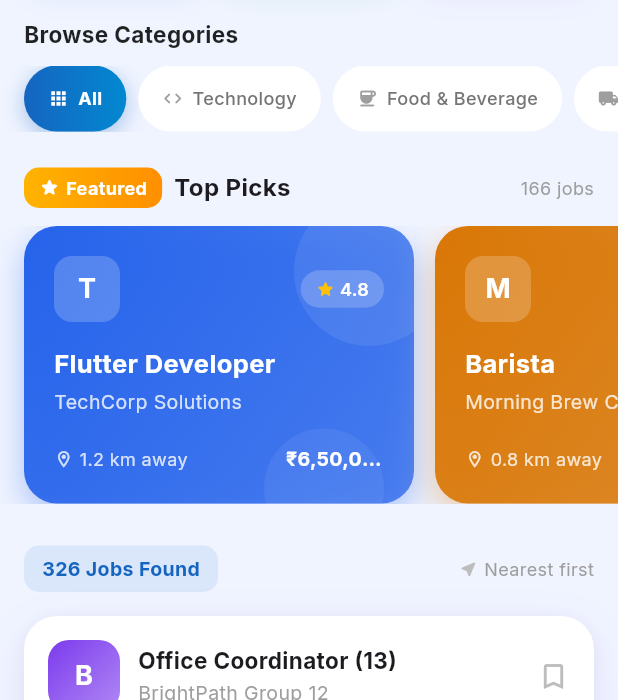
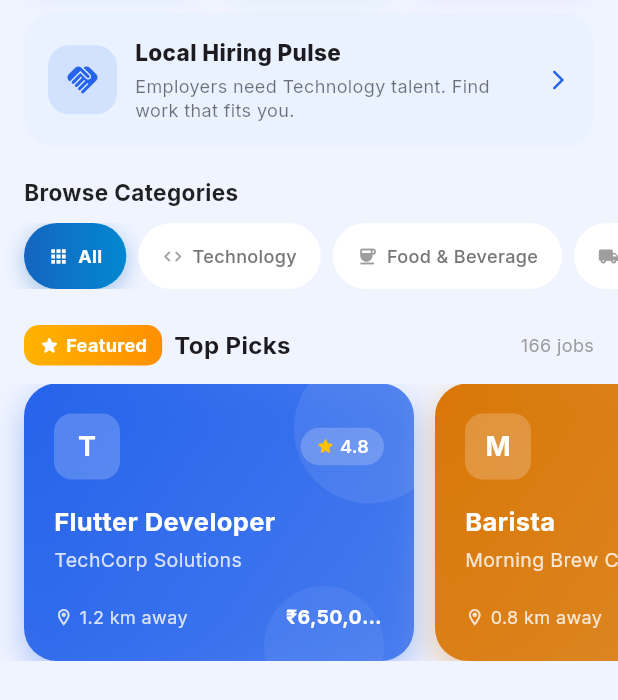
Before and after one commit to Harshit18-19/Local_Job_Finder, a Flutter app: the JobListScreen screen opened directly, on a phone screen of 412 x 824 dp, the part 536-1236 px from its top. Run offline on Flutter 3.47's test engine with Material 3 defaults, Android fonts, the phone set to English and light mode, and no system bars; our stand-ins replace animate_do, cloud_firestore, firebase_auth, firebase_core, google_fonts, google_sign_in and 1 more; missing offline and left inert: google_sign_in_web; accounts and stored records are empty; network calls fail.

Commit message:
Add local hiring pulse and job seeker matching

```diff
--- a/lib/screens/job_list_screen.dart
+++ b/lib/screens/job_list_screen.dart
@@ -14,6 +14,7 @@ import 'saved_jobs_screen.dart';
 import 'applied_jobs_screen.dart';
 import 'payments_screen.dart';
 import 'reviewer_applications_screen.dart';
+import 'local_needs_screen.dart';
 
 class JobListScreen extends StatefulWidget {
   const JobListScreen({super.key});
@@ -181,6 +182,8 @@ class _JobListScreenState extends State<JobListScreen>
           _buildSliverHeader(isDark),
           SliverToBoxAdapter(child: _buildSearchBar(isDark)),
           SliverToBoxAdapter(child: _buildStatsRow(isDark)),
+          if (!_loading && !_searchFocused)
+            SliverToBoxAdapter(child: _buildLocalNeedsCard(isDark)),
           SliverToBoxAdapter(child: _buildCategoryChips(isDark)),
           if (!_loading && !_searchFocused && _selectedCategory == 'All')
             SliverToBoxAdapter(child: _buildFeaturedSection()),
@@ -468,6 +471,73 @@ class _JobListScreenState extends State<JobListScreen>
           _statCard('$remote', 'Remote', Icons.laptop_mac_rounded,
               const Color(0xFF7C3AED), isDark),
         ],
+      ),
+    );
+  }
+
+  Widget _buildLocalNeedsCard(bool isDark) {
+    final topCategories = <String, int>{};
+    for (final job in sampleJobs) {
+      topCategories.update(job.category, (count) => count + 1,
+          ifAbsent: () => 1);
+    }
+    final leadingCategory = topCategories.entries.reduce(
+      (a, b) => a.value >= b.value ? a : b,
+    );
+
+    return Padding(
+      padding: const EdgeInsets.fromLTRB(16, 16, 16, 0),
+      child: Material(
+        color: isDark ? const Color(0xFF172554) : const Color(0xFFEAF2FF),
+        borderRadius: BorderRadius.circular(20),
+        child: InkWell(
+          borderRadius: BorderRadius.circular(20),
+          onTap: () => Navigator.push(
+            context,
+            MaterialPageRoute(builder: (_) => const LocalNeedsScreen()),
+          ),
+          child: Padding(
+            padding: const EdgeInsets.all(16),
+            child: Row(
+              children: [
+                Container(
+                  width: 46,
+                  height: 46,
+                  decoration: BoxDecoration(
+                    color: const Color(0xFF2563EB).withValues(alpha: 0.12),
+                    borderRadius: BorderRadius.circular(14),
+                  ),
+                  child: const Icon(Icons.handshake_rounded,
+                      color: Color(0xFF2563EB)),
+                ),
+                const SizedBox(width: 12),
+                Expanded(
+                  child: Column(
+                    crossAxisAlignment: CrossAxisAlignment.start,
+                    children: [
+                      const Text('Local Hiring Pulse',
+                          style: TextStyle(
+                              fontSize: 15, fontWeight: FontWeight.w800)),
+                      const SizedBox(height: 4),
+                      Text(
+                        'Employers need ${leadingCategory.key} talent. Find work that fits you.',
+                        maxLines: 2,
+                        overflow: TextOverflow.ellipsis,
+                        style: TextStyle(
+                            fontSize: 12,
+                            height: 1.3,
+                            color: isDark ? Colors.white70 : Colors.black54),
+                      ),
+                    ],
+                  ),
+                ),
+                const SizedBox(width: 8),
+                const Icon(Icons.arrow_forward_ios_rounded,
+                    size: 16, color: Color(0xFF2563EB)),
+              ],
+            ),
+          ),
+        ),
       ),
     );
   }
```
Also changed, not shown: lib/screens/local_needs_screen.dart (added, +368 -0 lines).
